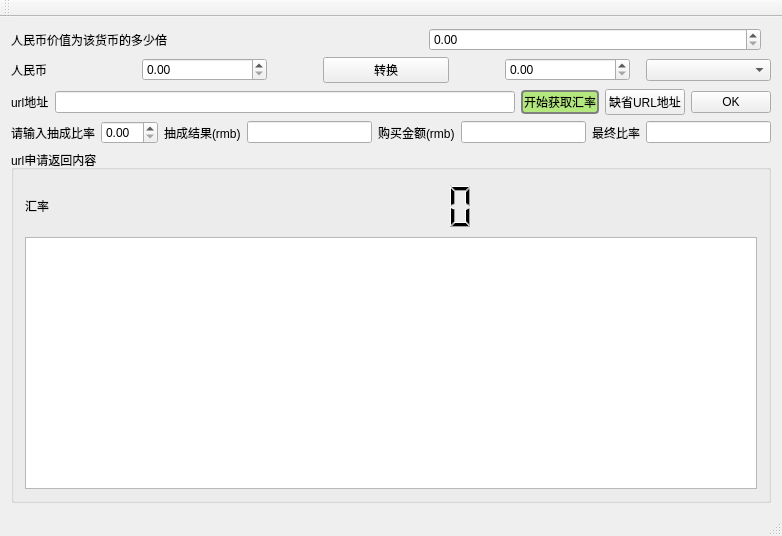
The window that mainwindow.ui (mojovs/CurrencyRateConvertor) describes before a commit, drawn with Qt 5.
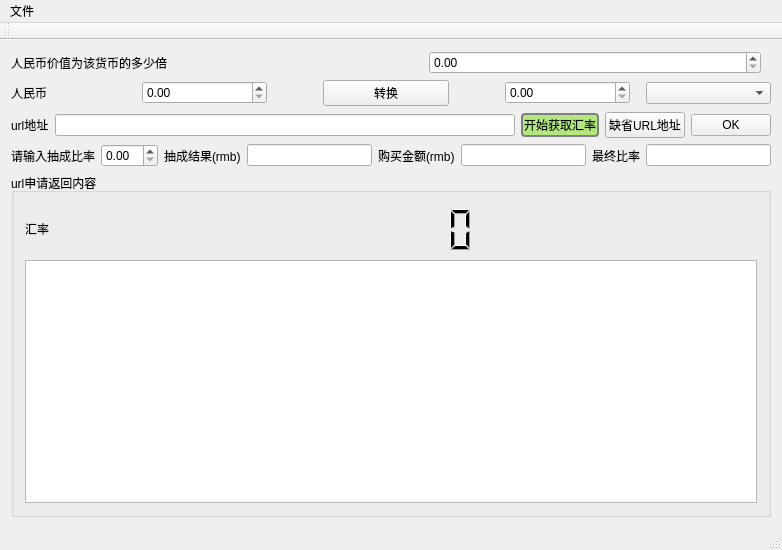
The same window after the commit.

```diff
--- a/mainwindow.ui
+++ b/mainwindow.ui
@@ -7,7 +7,7 @@
     <x>0</x>
     <y>0</y>
     <width>782</width>
-    <height>536</height>
+    <height>550</height>
    </rect>
   </property>
   <property name="windowTitle">
@@ -361,9 +361,16 @@
      <x>0</x>
      <y>0</y>
      <width>782</width>
-     <height>26</height>
+     <height>25</height>
     </rect>
    </property>
+   <widget class="QMenu" name="menu">
+    <property name="title">
+     <string>文件</string>
+    </property>
+    <addaction name="act_setJson"/>
+   </widget>
+   <addaction name="menu"/>
   </widget>
   <widget class="QToolBar" name="mainToolBar">
    <attribute name="toolBarArea">
```
Left out of the diff: 5 changed lines with no effect on the pictures.
